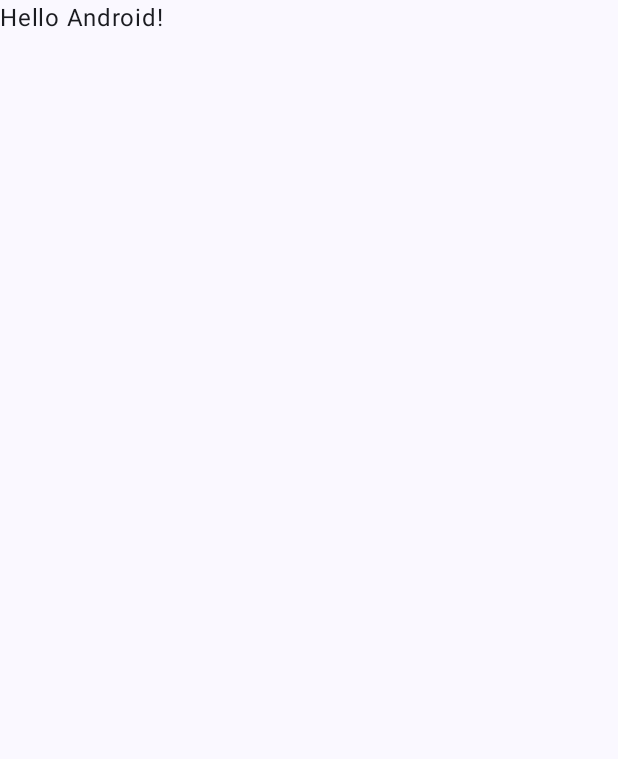
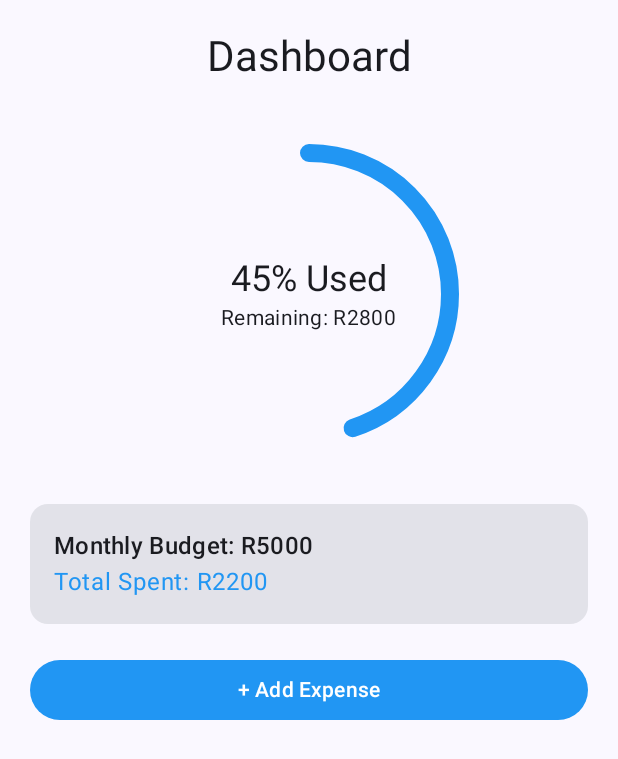
Before and after one commit to ST10367494-JL/pocketPilot2, an Android app built with Jetpack Compose: the screen it shows after launch (MainActivity), on a phone screen of 412 x 824 dp. Before the commit the part shown is almost empty. Shown: the top 759 px of the screen. Run offline under Robolectric (Android 15) with nearby library versions, the light colour scheme and no system bars.

Commit message:
UI and Gamification initial creation- lihle

```diff
--- a/app/src/main/java/com/pocketpilot/pocketpilot/MainActivity.kt
+++ b/app/src/main/java/com/pocketpilot/pocketpilot/MainActivity.kt
@@ -4,14 +4,31 @@ import android.os.Bundle
 import androidx.activity.ComponentActivity
 import androidx.activity.compose.setContent
 import androidx.activity.enableEdgeToEdge
+import androidx.compose.foundation.layout.Box
+import androidx.compose.foundation.layout.Column
+import androidx.compose.foundation.layout.PaddingValues
+import androidx.compose.foundation.layout.Spacer
 import androidx.compose.foundation.layout.fillMaxSize
+import androidx.compose.foundation.layout.fillMaxWidth
+import androidx.compose.foundation.layout.height
 import androidx.compose.foundation.layout.padding
+import androidx.compose.foundation.layout.size
+import androidx.compose.material3.Card
+import androidx.compose.material3.CircularProgressIndicator
+import androidx.compose.material3.MaterialTheme
 import androidx.compose.material3.Scaffold
 import androidx.compose.material3.Text
 import androidx.compose.runtime.Composable
 import androidx.compose.ui.Modifier
 import androidx.compose.ui.tooling.preview.Preview
 import com.pocketpilot.pocketpilot.ui.theme.PocketPilotTheme
+import androidx.compose.ui.Alignment
+import androidx.compose.ui.graphics.Color
+import androidx.compose.ui.semantics.Role.Companion.Button
+import androidx.compose.ui.unit.dp
+import com.pocketpilot.pocketpilot.ui.theme.PocketBlue
+import androidx.compose.material3.Button
+import androidx.compose.material3.ButtonDefaults
 
 class MainActivity : ComponentActivity() {
     override fun onCreate(savedInstanceState: Bundle?) {
@@ -20,28 +37,65 @@ class MainActivity : ComponentActivity() {
         setContent {
             PocketPilotTheme {
                 Scaffold(modifier = Modifier.fillMaxSize()) { innerPadding ->
-                    Greeting(
-                        name = "Android",
-                        modifier = Modifier.padding(innerPadding)
-                    )
+                    // Change this to your new DashboardScreen
+                    DashboardScreen(innerPadding)
                 }
             }
         }
     }
 }
 
+
 @Composable
-fun Greeting(name: String, modifier: Modifier = Modifier) {
-    Text(
-        text = "Hello $name!",
-        modifier = modifier
-    )
+fun BudgetCircle(percentage: Float, remainingAmount: String) {
+    Box(contentAlignment = Alignment.Center, modifier = Modifier.size(200.dp)) {
+        CircularProgressIndicator(
+            progress = percentage,
+            modifier = Modifier.fillMaxSize(),
+            color = if (percentage > 0.9f) Color.Red else PocketBlue, // Visual alert if near limit
+            strokeWidth = 12.dp
+        )
+        Column(horizontalAlignment = Alignment.CenterHorizontally) {
+            Text(text = "${(percentage * 100).toInt()}% Used", style = MaterialTheme.typography.headlineSmall)
+            Text(text = "Remaining: $remainingAmount", style = MaterialTheme.typography.bodyMedium)
+        }
+    }
 }
 
-@Preview(showBackground = true)
 @Composable
-fun GreetingPreview() {
-    PocketPilotTheme {
-        Greeting("Android")
+fun DashboardScreen(innerPadding: PaddingValues) {
+    Column(
+        modifier = Modifier
+            .padding(innerPadding)
+            .fillMaxSize()
+            .padding(20.dp),
+        horizontalAlignment = Alignment.CenterHorizontally
+    ) {
+        Text(text = "Dashboard", style = MaterialTheme.typography.headlineMedium)
+
+        Spacer(modifier = Modifier.height(40.dp))
+
+        // Your Circular Progress Component
+        BudgetCircle(percentage = 0.45f, remainingAmount = "R2800")
+
+        Spacer(modifier = Modifier.height(40.dp))
+
+        // Budget Summary Card
+        Card(modifier = Modifier.fillMaxWidth()) {
+            Column(modifier = Modifier.padding(16.dp)) {
+                Text("Monthly Budget: R5000", style = MaterialTheme.typography.titleMedium)
+                Text("Total Spent: R2200", color = PocketBlue)
+            }
+        }
+
+        Spacer(modifier = Modifier.height(20.dp))
+
+        Button(
+            onClick = { /* Navigate to Add Expense */ },
+            modifier = Modifier.fillMaxWidth(),
+            colors = ButtonDefaults.buttonColors(containerColor = PocketBlue)
+        ) {
+            Text("+ Add Expense")
+        }
     }
 }
--- a/app/src/main/java/com/pocketpilot/pocketpilot/ui/theme/Color.kt
+++ b/app/src/main/java/com/pocketpilot/pocketpilot/ui/theme/Color.kt
@@ -9,3 +9,7 @@ val Pink80 = Color(0xFFEFB8C8)
 val Purple40 = Color(0xFF6650a4)
 val PurpleGrey40 = Color(0xFF625b71)
 val Pink40 = Color(0xFF7D5260)
+
+val PocketBlue = Color(0xFF2196F3)
+val PocketGreen = Color(0xFF4CAF50) // For "Within Budget"
+val PocketRed = Color(0xFFF44336)   // For "Overspending"
```
